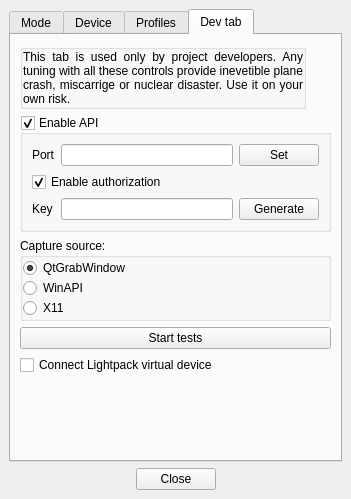
Old version of the form Software/src/SettingsWindow.ui in the repository Atarity/Lightpack.
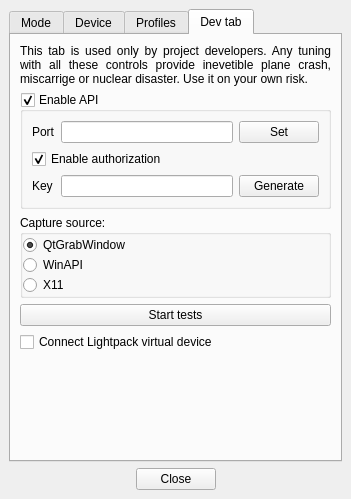
New version of the form. The open tabs and pages were chosen to show the change. Icons and pictures are not drawn. Custom widgets are drawn as their Qt base class.

Commit message: Software: GUI: fix label_DevTabWarning on dev tab;

Patch:
```diff
--- a/Software/src/SettingsWindow.ui
+++ b/Software/src/SettingsWindow.ui
@@ -1126,31 +1126,7 @@
        </attribute>
        <layout class="QVBoxLayout" name="verticalLayout_7">
         <item>
-         <widget class="QGroupBox" name="groupBox_DevTabTxt">
-          <property name="sizePolicy">
-           <sizepolicy hsizetype="Maximum" vsizetype="Minimum">
-            <horstretch>0</horstretch>
-            <verstretch>0</verstretch>
-           </sizepolicy>
-          </property>
-          <property name="title">
-           <string notr="true"/>
-          </property>
-          <layout class="QVBoxLayout" name="verticalLayout_10">
-           <property name="sizeConstraint">
-            <enum>QLayout::SetDefaultConstraint</enum>
-           </property>
-           <property name="margin">
-            <number>0</number>
-           </property>
-           <item>
             <widget class="QLabel" name="label_DevTabWarning">
-             <property name="sizePolicy">
-              <sizepolicy hsizetype="Maximum" vsizetype="Minimum">
-               <horstretch>0</horstretch>
-               <verstretch>0</verstretch>
-              </sizepolicy>
-             </property>
              <property name="text">
               <string>This tab is used only by project developers. Any tuning with all these controls provide inevetible plane crash, miscarrige or nuclear disaster. Use it on your own risk.</string>
              </property>
@@ -1163,9 +1139,6 @@
              <property name="wordWrap">
               <bool>true</bool>
              </property>
-            </widget>
-           </item>
-          </layout>
          </widget>
         </item>
         <item>
```
Lines whose indentation alone changed are shown as unchanged.
